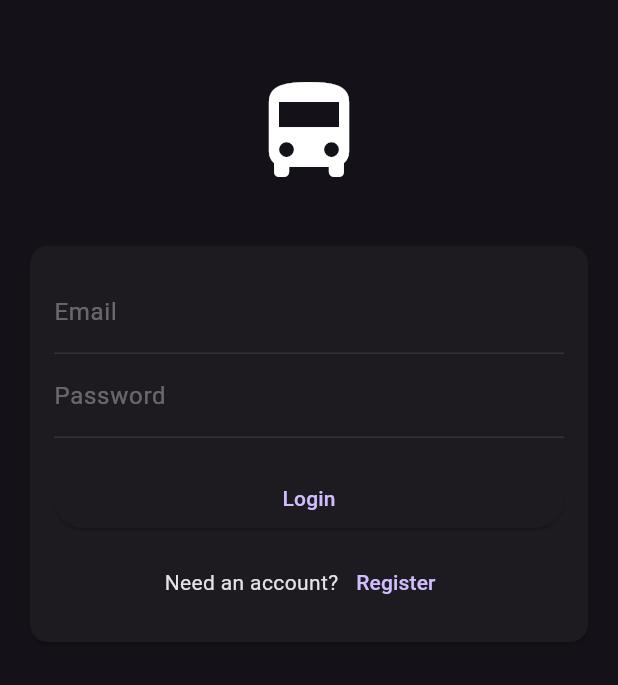
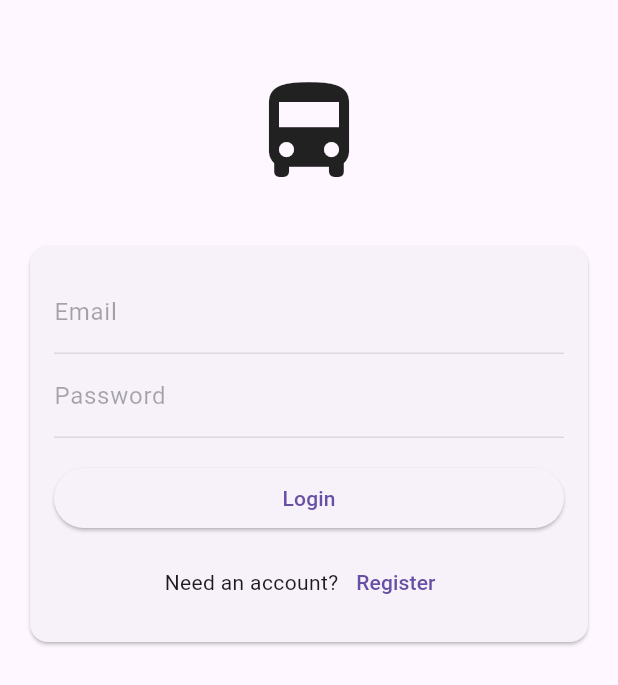
Before and after one commit to danialothman/bonjaur_demo, a Flutter app: the screen it shows after launch, on a phone screen of 412 x 824 dp. Shown: the top 685 px of the screen. Run offline on Flutter 3.47's test engine with Material 3 defaults, Android fonts, the light colour scheme and no system bars; our stand-ins replace firebase_core, settings_ui; accounts and stored records are empty.

Commit message:
Update main.dart

```diff
--- a/lib/main.dart
+++ b/lib/main.dart
@@ -19,7 +19,7 @@ class BonjaurDemoApp extends StatelessWidget {
     return MaterialApp(
       debugShowCheckedModeBanner: false,
       title: 'Bonjaur Demo',
-      theme: ThemeData.dark(),
+      theme: ThemeData.light(),
       home: const HomeScreen(),
     );
   }
```
